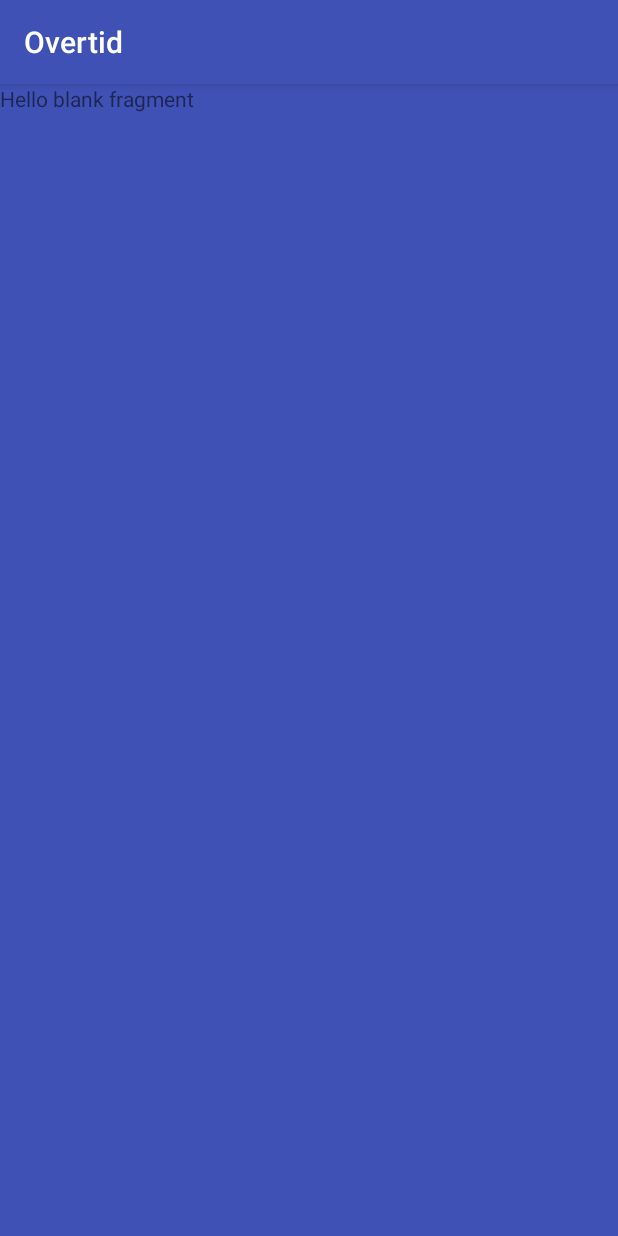
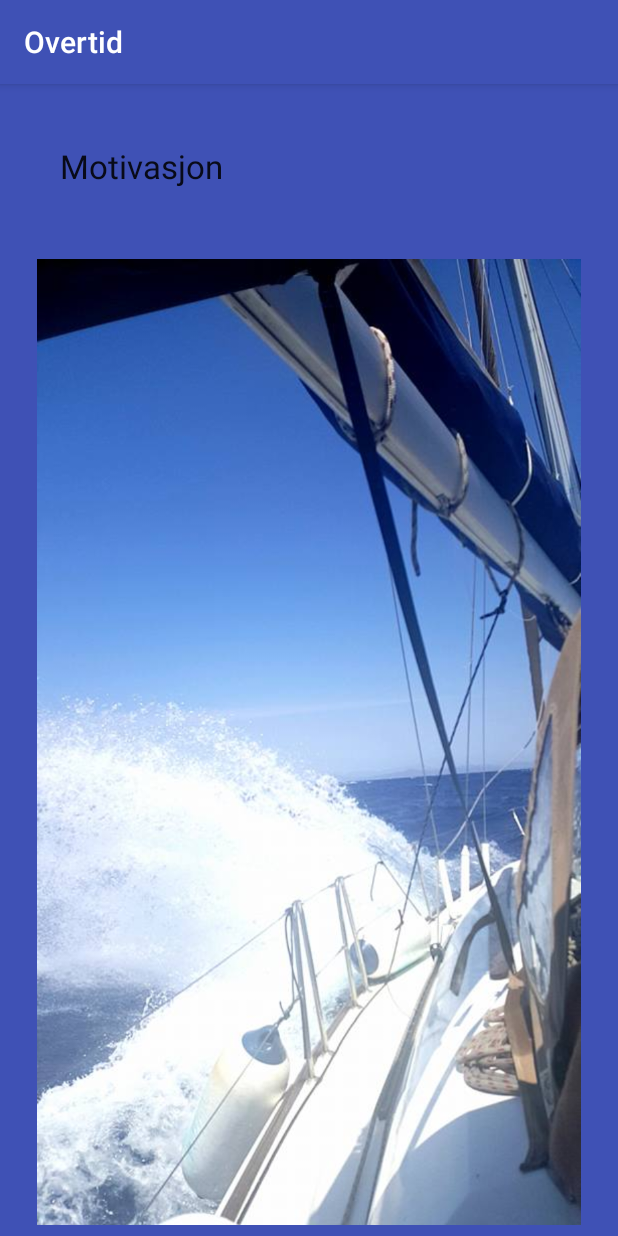
Before and after one commit to Morteen/OverTime, an Android app: the fragment FragmentThree shown on its own in the app's theme, on a phone screen of 412 x 824 dp. Run offline under Robolectric (Android 15) with nearby library versions, the phone set to English and light mode, and no system bars.

Commit message:
Div endringer Kjører

```diff
--- a/OvertidApp/app/src/main/java/com/example/morten/overtidapp/FragmentThree.java
+++ b/OvertidApp/app/src/main/java/com/example/morten/overtidapp/FragmentThree.java
@@ -6,6 +6,8 @@ import android.app.Fragment;
 import android.view.LayoutInflater;
 import android.view.View;
 import android.view.ViewGroup;
+import android.widget.ImageView;
+import android.widget.TextView;
 
 
 /**
@@ -13,7 +15,8 @@ import android.view.ViewGroup;
  */
 public class FragmentThree extends android.support.v4.app.Fragment {
 
-
+ImageView seilboat;
+TextView motivasjon;
     public FragmentThree() {
         // Required empty public constructor
     }
@@ -24,6 +27,12 @@ public class FragmentThree extends android.support.v4.app.Fragment {
                              Bundle savedInstanceState) {
         // Inflate the layout for this fragment
         View view =inflater.inflate(R.layout.fragment_fragment_three, container, false);
+
+        seilboat=(ImageView)view.findViewById(R.id.seilboat);
+        motivasjon=(TextView)view.findViewById(R.id.motivasjon);
+
+
+
         return view;
     }
 
--- a/OvertidApp/app/src/main/res/layout/fragment_fragment_three.xml
+++ b/OvertidApp/app/src/main/res/layout/fragment_fragment_three.xml
@@ -1,14 +1,31 @@
-<FrameLayout xmlns:android="http://schemas.android.com/apk/res/android"
+<RelativeLayout xmlns:android="http://schemas.android.com/apk/res/android"
+    xmlns:app="http://schemas.android.com/apk/res-auto"
     xmlns:tools="http://schemas.android.com/tools"
     android:layout_width="match_parent"
     android:layout_height="match_parent"
     tools:context="com.example.morten.overtidapp.FragmentThree"
     android:background="@color/colorPrimary">
 
-    <!-- TODO: Update blank fragment layout -->
+
+    <ImageView
+        android:id="@+id/seilboat"
+        android:padding="5dp"
+        android:layout_margin="2dp"
+        android:layout_width="wrap_content"
+        android:layout_height="wrap_content"
+        android:layout_below="@+id/motivasjon"
+        android:layout_alignParentBottom="true"
+        android:layout_alignParentStart="true"
+        android:src="@drawable/seilboat" />
+
     <TextView
+        android:id="@+id/motivasjon"
         android:layout_width="match_parent"
-        android:layout_height="match_parent"
-        android:text="@string/hello_blank_fragment" />
-
-</FrameLayout>
+        android:layout_height="wrap_content"
+        android:layout_alignParentStart="true"
+        android:layout_alignParentTop="true"
+        android:layout_gravity="top"
+        android:padding="40dp"
+        android:text="Motivasjon"
+        android:textAppearance="@style/TextAppearance.AppCompat.Large" />
+</RelativeLayout>
```
Also changed, not shown: OvertidApp/app/src/main/java/com/example/morten/overtidapp/MainActivity.java (+22 -13 lines), OvertidApp/app/src/main/res/layout/layout_dialogbox.xml (+14 -3 lines), OvertidApp/app/src/main/res/drawable/seilboat.jpg (added).
